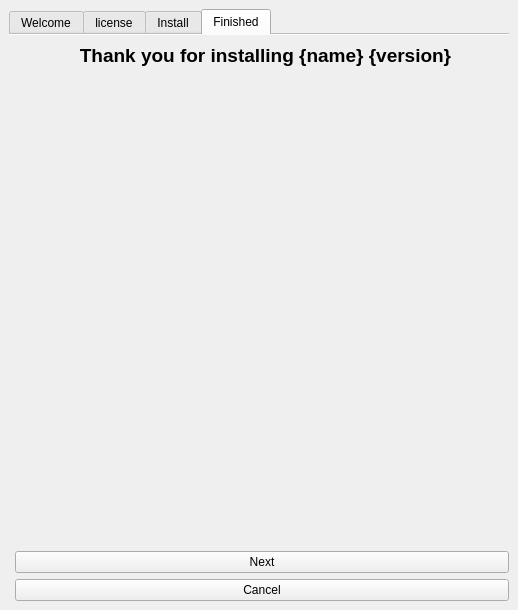
Qt form main.ui (deekb/QT-Installer-Python) before a commit.
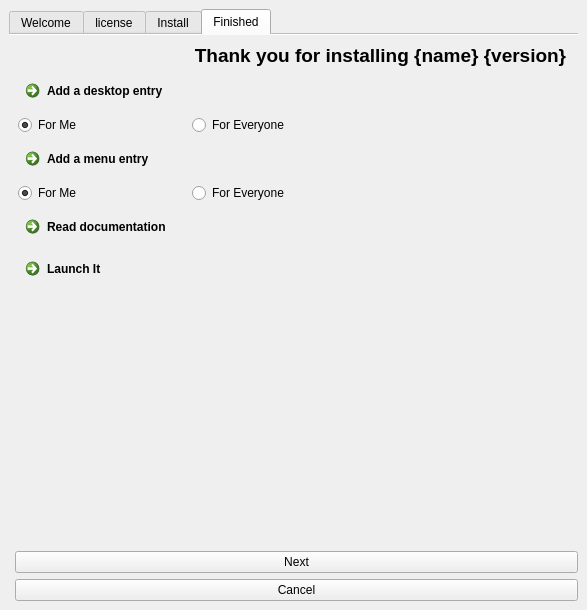
The same form after that commit. The open tabs and pages were chosen to show the change. Icons and pictures are not drawn.

Commit message: Added ability to create desktop and menu shortcuts along with further optimizations and started implementing previous version detection

What changed in the file:
```diff
--- a/main.ui
+++ b/main.ui
@@ -394,6 +394,89 @@
           </property>
          </widget>
         </item>
+        <item row="2" column="0">
+         <widget class="QRadioButton" name="radioButton">
+          <property name="text">
+           <string>For Me</string>
+          </property>
+          <property name="checked">
+           <bool>true</bool>
+          </property>
+          <attribute name="buttonGroup">
+           <string notr="true">buttonGroup</string>
+          </attribute>
+         </widget>
+        </item>
+        <item row="2" column="1">
+         <widget class="QRadioButton" name="radioButton_4">
+          <property name="text">
+           <string>For Everyone</string>
+          </property>
+          <attribute name="buttonGroup">
+           <string notr="true">buttonGroup</string>
+          </attribute>
+         </widget>
+        </item>
+        <item row="1" column="0" colspan="2">
+         <widget class="QCommandLinkButton" name="addDesktopEntry">
+          <property name="text">
+           <string>Add a desktop entry</string>
+          </property>
+          <property name="icon">
+           <iconset theme="add"/>
+          </property>
+         </widget>
+        </item>
+        <item row="7" column="0">
+         <widget class="QCommandLinkButton" name="addMenuEntry">
+          <property name="text">
+           <string>Add a menu entry</string>
+          </property>
+          <property name="icon">
+           <iconset theme="add"/>
+          </property>
+         </widget>
+        </item>
+        <item row="9" column="0">
+         <widget class="QRadioButton" name="radioButton_3">
+          <property name="text">
+           <string>For Me</string>
+          </property>
+          <property name="checked">
+           <bool>true</bool>
+          </property>
+          <attribute name="buttonGroup">
+           <string notr="true">buttonGroup_2</string>
+          </attribute>
+         </widget>
+        </item>
+        <item row="9" column="1">
+         <widget class="QRadioButton" name="radioButton_2">
+          <property name="text">
+           <string>For Everyone</string>
+          </property>
+          <attribute name="buttonGroup">
+           <string notr="true">buttonGroup_2</string>
+          </attribute>
+         </widget>
+        </item>
+        <item row="14" column="0">
+         <widget class="QCommandLinkButton" name="readDocumentation">
+          <property name="text">
+           <string>Read documentation</string>
+          </property>
+         </widget>
+        </item>
+        <item row="15" column="0">
+         <widget class="QCommandLinkButton" name="launchNow">
+          <property name="text">
+           <string>Launch It</string>
+          </property>
+          <property name="icon">
+           <iconset theme="next"/>
+          </property>
+         </widget>
+        </item>
        </layout>
       </widget>
      </widget>
```
Left out of the diff: 78 changed lines with no effect on the pictures. The commit also changes 9 other files.
